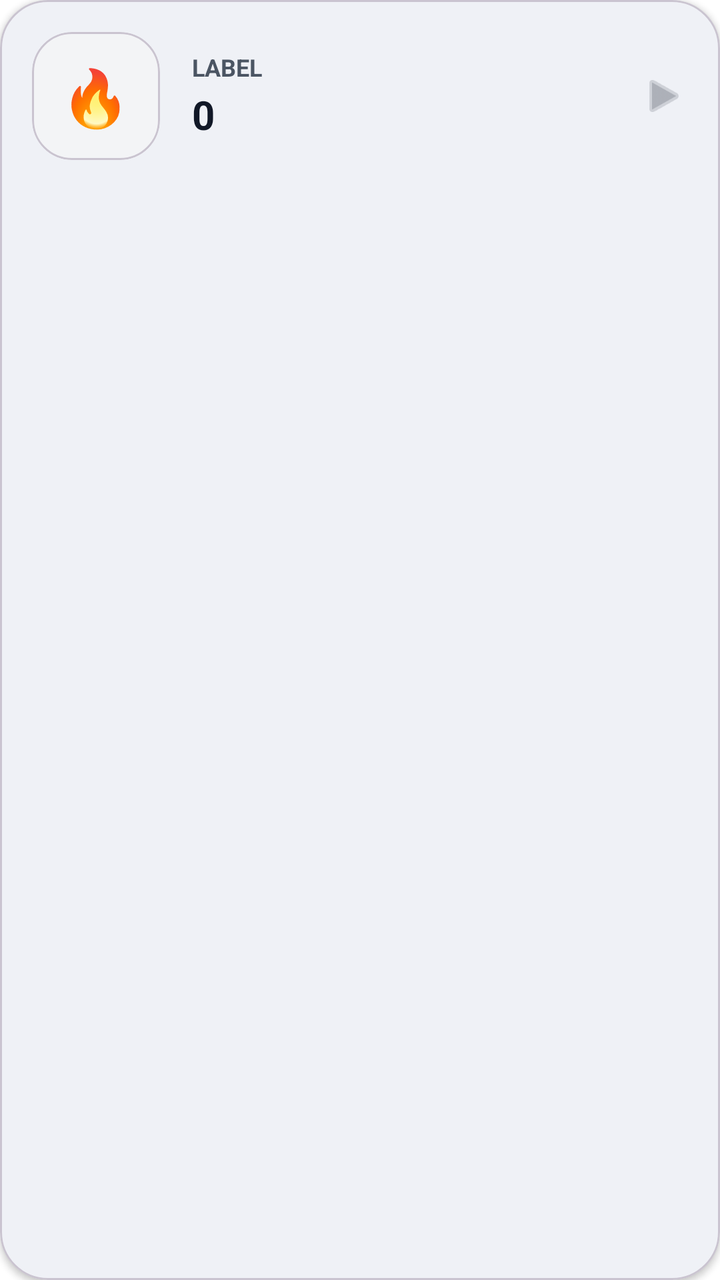
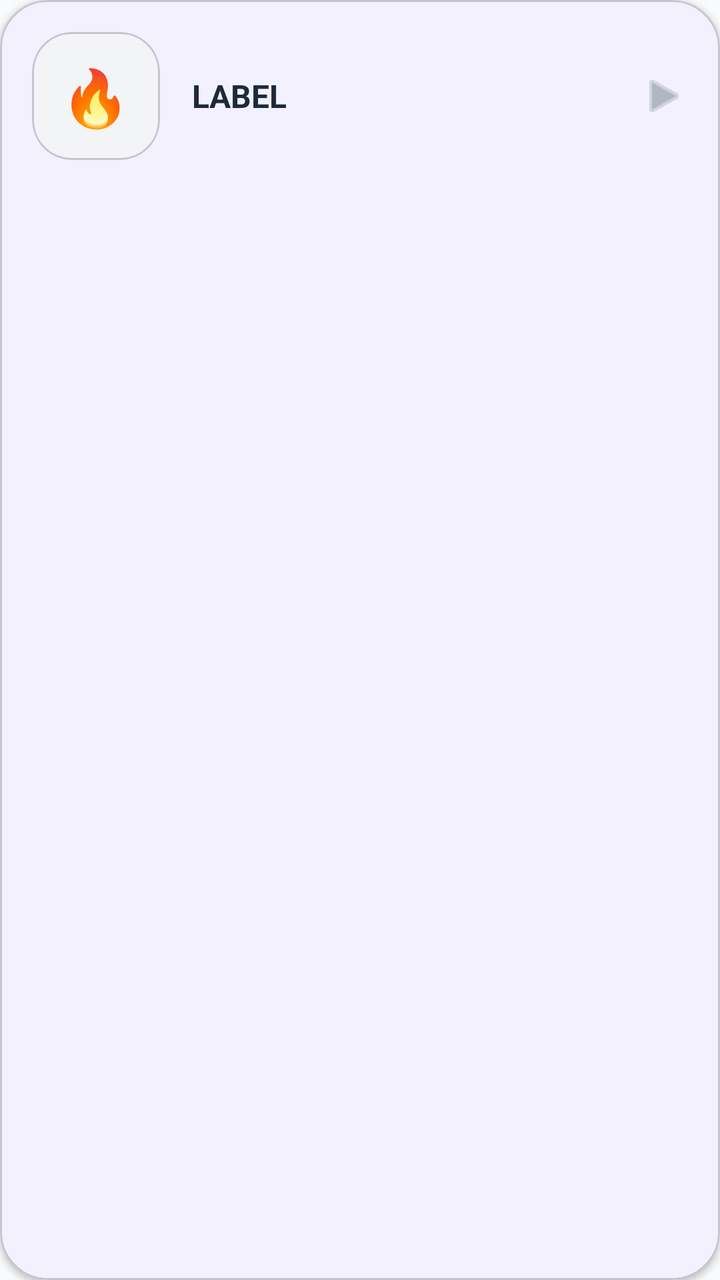

The first picture is an Android layout as it rendered before a commit; the second is the same layout after the commit. The layout source and the unified diff follow.
<!-- AndroidManifest.xml: application theme Theme.TestApp -->
<!-- res/layout/item_overview_card_vertical.xml -->
<?xml version="1.0" encoding="utf-8"?>
<com.google.android.material.card.MaterialCardView xmlns:android="http://schemas.android.com/apk/res/android"
    xmlns:app="http://schemas.android.com/apk/res-auto"
    android:layout_width="match_parent"
    android:layout_height="wrap_content"
    android:layout_marginBottom="12dp"
    android:clickable="true"
    android:focusable="true"
    android:foreground="?attr/selectableItemBackground"
    app:cardCornerRadius="24dp"
    app:cardElevation="2dp"
    app:cardBackgroundColor="@color/white">

    <LinearLayout
        android:layout_width="match_parent"
        android:layout_height="wrap_content"
        android:gravity="center_vertical"
        android:orientation="horizontal"
        android:padding="16dp">

        <com.google.android.material.card.MaterialCardView
            android:layout_width="64dp"
            android:layout_height="64dp"
            app:cardCornerRadius="20dp"
            app:cardElevation="0dp"
            app:cardBackgroundColor="#F3F4F6">

            <TextView
                android:id="@+id/tvCardIcon"
                android:layout_width="wrap_content"
                android:layout_height="wrap_content"
                android:layout_gravity="center"
                android:text="🔥"
                android:textSize="28sp" />
        </com.google.android.material.card.MaterialCardView>

        <LinearLayout
            android:layout_width="0dp"
            android:layout_height="wrap_content"
            android:layout_marginStart="16dp"
            android:layout_weight="1"
            android:orientation="vertical">

            <TextView
                android:id="@+id/tvCardLabel"
                android:layout_width="wrap_content"
                android:layout_height="wrap_content"
                android:text="Label"
                android:textColor="@color/text_secondary"
                android:textSize="12sp"
                android:textStyle="bold"
                android:textAllCaps="true" />

            <TextView
                android:id="@+id/tvCardValue"
                android:layout_width="wrap_content"
                android:layout_height="wrap_content"
                android:layout_marginTop="2dp"
                android:text="0"
                android:textColor="@color/text_primary"
                android:textSize="20sp"
                android:textStyle="bold" />
        </LinearLayout>

        <ImageView
            android:layout_width="24dp"
            android:layout_height="24dp"
            android:alpha="0.3"
            android:src="@android:drawable/ic_media_play"
            app:tint="@color/text_primary" />

    </LinearLayout>
</com.google.android.material.card.MaterialCardView>
<!-- resources referenced by this layout -->
<resources>
  <color name="text_primary">#111827</color>
  <color name="text_secondary">#4B5563</color>
  <color name="white">#FFFFFFFF</color>
  <style name="Theme.TestApp" parent="Base.Theme.TestApp" />
  <style name="Base.Theme.TestApp" parent="Theme.Material3.DayNight.NoActionBar">
          
          <item name="colorPrimary">@color/colorPrimary</item>
          <item name="colorPrimaryVariant">@color/colorPrimaryDark</item>
          <item name="colorOnPrimary">@color/white</item>
  
          
          <item name="colorSecondary">@color/colorAccent</item>
          <item name="colorOnSecondary">@color/white</item>
  
          
          <item name="android:windowBackground">@color/dashboard_bg</item>
          <item name="colorSurface">@color/card_bg</item>
          <item name="colorOnSurface">@color/text_primary</item>
  
          
          <item name="android:statusBarColor">@color/colorPrimary</item>
          <item name="android:windowLightStatusBar">false</item>
      </style>
  <color name="colorPrimary">#1E3A8A</color>
  <color name="colorPrimaryDark">#1E3A8A</color>
  <color name="colorAccent">#3B82F6</color>
  <color name="dashboard_bg">#FFFFFF</color>
  <color name="card_bg">#FFFFFF</color>
</resources>

<!-- the commit's change to res/layout/item_overview_card_vertical.xml (unified diff, before → after) -->
@@ -46,20 +46,10 @@
                 android:layout_width="wrap_content"
                 android:layout_height="wrap_content"
                 android:text="Label"
-                android:textColor="@color/text_secondary"
-                android:textSize="12sp"
+                android:textColor="#1E293B"
+                android:textSize="16sp"
                 android:textStyle="bold"
                 android:textAllCaps="true" />
-
-            <TextView
-                android:id="@+id/tvCardValue"
-                android:layout_width="wrap_content"
-                android:layout_height="wrap_content"
-                android:layout_marginTop="2dp"
-                android:text="0"
-                android:textColor="@color/text_primary"
-                android:textSize="20sp"
-                android:textStyle="bold" />
         </LinearLayout>
 
         <ImageView
@@ -67,7 +57,7 @@
             android:layout_height="24dp"
             android:alpha="0.3"
             android:src="@android:drawable/ic_media_play"
-            app:tint="@color/text_primary" />
+            app:tint="#1E293B" />
 
     </LinearLayout>
 </com.google.android.material.card.MaterialCardView>
<!-- resource entries referenced after the edit -->
@@ -1,32 +1,51 @@
 <!-- resources referenced by this layout -->
 <resources>
-  <color name="text_primary">#111827</color>
-  <color name="text_secondary">#4B5563</color>
   <color name="white">#FFFFFFFF</color>
   <style name="Theme.TestApp" parent="Base.Theme.TestApp" />
   <style name="Base.Theme.TestApp" parent="Theme.Material3.DayNight.NoActionBar">
           
-          <item name="colorPrimary">@color/colorPrimary</item>
-          <item name="colorPrimaryVariant">@color/colorPrimaryDark</item>
+          <item name="colorPrimary">@color/blue_600</item>
           <item name="colorOnPrimary">@color/white</item>
+          <item name="colorPrimaryContainer">@color/blue_500</item>
+          <item name="colorOnPrimaryContainer">@color/white</item>
   
           
-          <item name="colorSecondary">@color/colorAccent</item>
+          <item name="colorSecondary">@color/slate_700</item>
           <item name="colorOnSecondary">@color/white</item>
+          <item name="colorSecondaryContainer">#E0E7FF</item>
+          <item name="colorOnSecondaryContainer">@color/blue_600</item>
   
           
-          <item name="android:windowBackground">@color/dashboard_bg</item>
-          <item name="colorSurface">@color/card_bg</item>
-          <item name="colorOnSurface">@color/text_primary</item>
+          <item name="android:windowBackground">@color/slate_50</item>
+          <item name="colorSurface">@color/white</item>
+          <item name="colorOnSurface">@color/slate_900</item>
+          <item name="colorSurfaceVariant">#F3F4F6</item>
+          <item name="colorOnSurfaceVariant">@color/slate_700</item>
+          <item name="colorOutline">@color/slate_200</item>
   
           
-          <item name="android:statusBarColor">@color/colorPrimary</item>
-          <item name="android:windowLightStatusBar">false</item>
+          <item name="android:textColorPrimary">@color/slate_900</item>
+          <item name="android:textColorSecondary">@color/slate_500</item>
+  
+          
+          <item name="android:statusBarColor">@color/white</item>
+          <item name="android:windowLightStatusBar">true</item>
+  
+          
+          <item name="itemIconTint">@color/nav_item_colors</item>
+          <item name="itemTextColor">@color/nav_item_colors</item>
       </style>
-  <color name="colorPrimary">#1E3A8A</color>
-  <color name="colorPrimaryDark">#1E3A8A</color>
-  <color name="colorAccent">#3B82F6</color>
-  <color name="dashboard_bg">#FFFFFF</color>
-  <color name="card_bg">#FFFFFF</color>
+  <color name="blue_600">@color/primary_indigo</color>
+  <color name="blue_500">#6366F1</color>
+  <color name="slate_700">#374151</color>
+  <color name="slate_50">@color/background_off_white</color>
+  <color name="slate_900">@color/text_primary_dark</color>
+  <color name="slate_200">@color/border_light_grey</color>
+  <color name="slate_500">@color/text_secondary_grey</color>
+  <color name="primary_indigo">#4F46E5</color>
+  <color name="background_off_white">#F9FAFB</color>
+  <color name="text_primary_dark">#111827</color>
+  <color name="border_light_grey">#E5E7EB</color>
+  <color name="text_secondary_grey">#6B7280</color>
 </resources>
 
